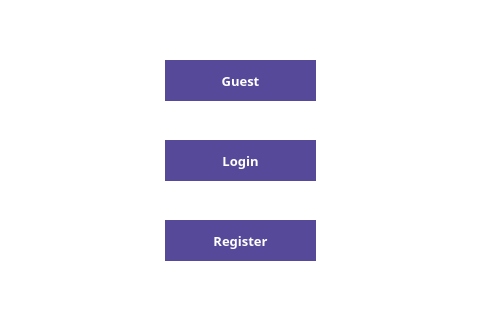
Before: the Qt Designer form qt/startup.ui in e-zeks/softeng, drawn with Qt 5; both pictures show x 235 to 715 and y 210 to 540 of the 960 by 540 pixel window.
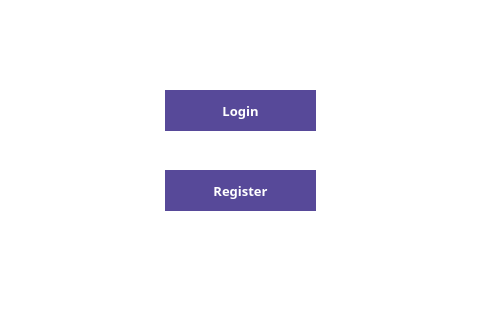
After: the same form once the commit is applied. Icons and pictures are not drawn.

```diff
--- a/qt/startup.ui
+++ b/qt/startup.ui
@@ -61,7 +61,7 @@
     <property name="geometry">
      <rect>
       <x>400</x>
-      <y>430</y>
+      <y>380</y>
       <width>151</width>
       <height>41</height>
      </rect>
@@ -114,7 +114,7 @@
     <property name="geometry">
      <rect>
       <x>400</x>
-      <y>350</y>
+      <y>300</y>
       <width>151</width>
       <height>41</height>
      </rect>
@@ -160,59 +160,6 @@
      <string>Login</string>
     </property>
    </widget>
-   <widget class="QPushButton" name="guest">
-    <property name="enabled">
-     <bool>true</bool>
-    </property>
-    <property name="geometry">
-     <rect>
-      <x>400</x>
-      <y>270</y>
-      <width>151</width>
-      <height>41</height>
-     </rect>
-    </property>
-    <property name="sizePolicy">
-     <sizepolicy hsizetype="Minimum" vsizetype="Minimum">
-      <horstretch>0</horstretch>
-      <verstretch>0</verstretch>
-     </sizepolicy>
-    </property>
-    <property name="minimumSize">
-     <size>
-      <width>0</width>
-      <height>41</height>
-     </size>
-    </property>
-    <property name="maximumSize">
-     <size>
-      <width>16777215</width>
-      <height>24</height>
-     </size>
-    </property>
-    <property name="font">
-     <font>
-      <family>Arial Black</family>
-      <pointsize>10</pointsize>
-      <bold>true</bold>
-     </font>
-    </property>
-    <property name="styleSheet">
-     <string notr="true">QPushButton
-{
-color: white;
-background: #574999;
-}
-
-QPushButton
-{
-border-radius:60px;
-}</string>
-    </property>
-    <property name="text">
-     <string>Guest</string>
-    </property>
-   </widget>
   </widget>
  </widget>
  <resources/>
```
Left out of the diff: 3 changed lines with no effect on the pictures.
